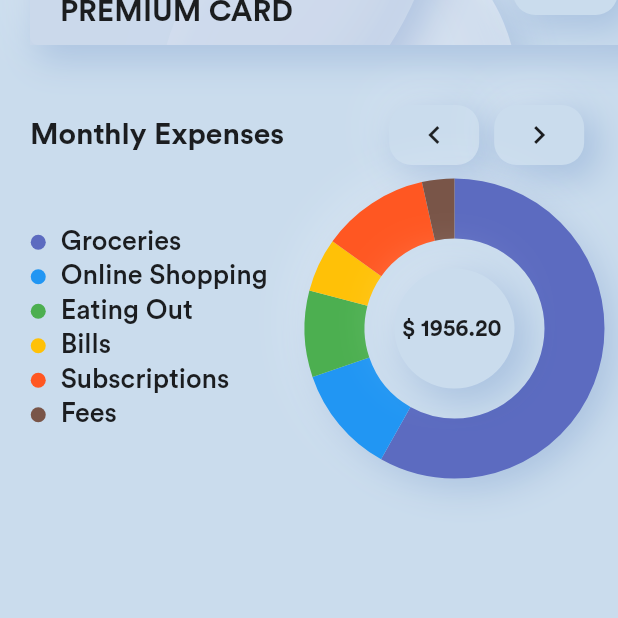
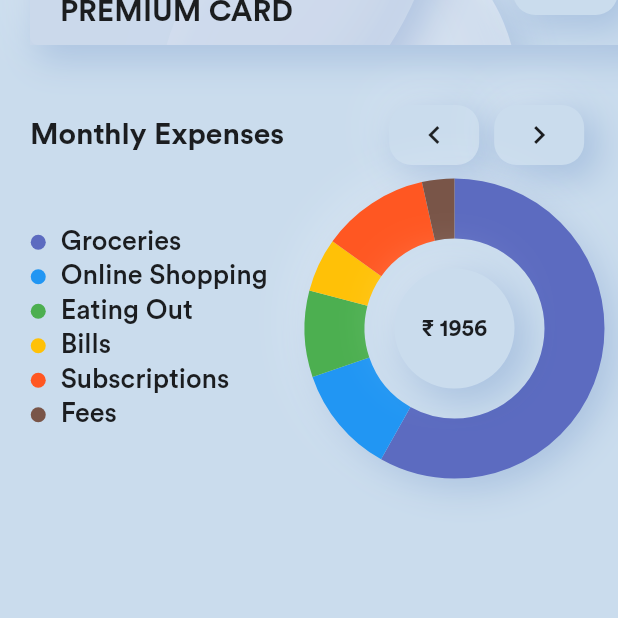
Before and after one commit to TejasviArora/Demo, a Flutter app: the screen it shows after launch, on a phone screen of 412 x 824 dp, the part 618-1236 px from its top. Run offline on Flutter 3.47's test engine with Material 2 defaults, Android fonts, the phone set to English and light mode, and no system bars.

Commit message:
first commit

```diff
--- a/lib/PieChart.dart
+++ b/lib/PieChart.dart
@@ -28,7 +28,7 @@ class PieChart extends StatelessWidget {
             ),
           Center(
             child: Container(
-              child: Center(child: Text("\$ 1956.20 ", style: TextStyle(fontSize: 15.0,fontWeight: FontWeight.bold))),
+              child: Center(child: Text(" ₹ 1956 ", style: TextStyle(fontSize: 15.0,fontWeight: FontWeight.bold))),
             height: 80,
             width: 80,
             decoration: BoxDecoration(
```
